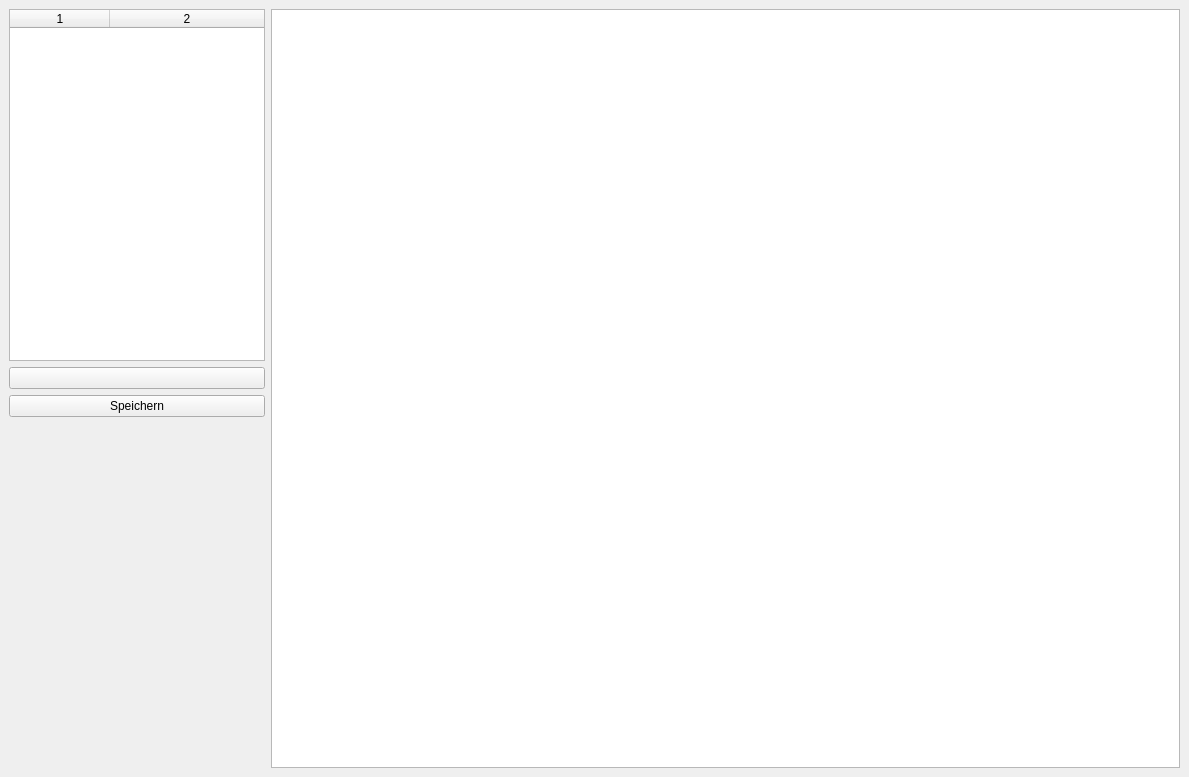
First picture: the form in drk_client/bewohnerprotokoll.ui, repository Robotregent/EBP, before the edit.
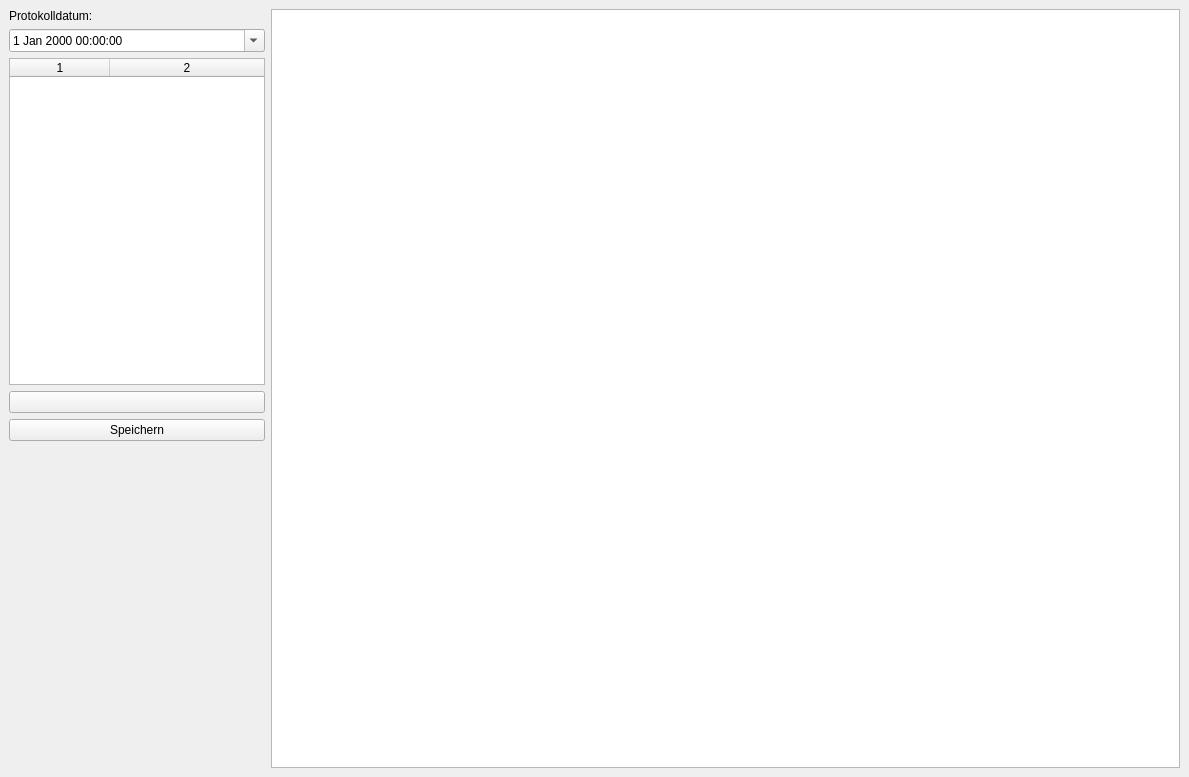
Second picture: the form after the edit.

```diff
--- a/drk_client/bewohnerprotokoll.ui
+++ b/drk_client/bewohnerprotokoll.ui
@@ -30,10 +30,24 @@
    </property>
    <layout class="QGridLayout" name="gridLayout" columnstretch="0,1">
     <item row="0" column="0" rowspan="2">
-     <layout class="QVBoxLayout" name="verticalLayout" stretch="0,0,0,0">
+     <layout class="QVBoxLayout" name="verticalLayout" stretch="0,0,0,0,0,0">
       <property name="sizeConstraint">
        <enum>QLayout::SetMinimumSize</enum>
       </property>
+      <item>
+       <widget class="QLabel" name="label">
+        <property name="text">
+         <string>Protokolldatum:</string>
+        </property>
+       </widget>
+      </item>
+      <item>
+       <widget class="QDateTimeEdit" name="dateTimeEdit">
+        <property name="calendarPopup">
+         <bool>true</bool>
+        </property>
+       </widget>
+      </item>
       <item>
        <widget class="QTableWidget" name="tableWidget">
         <property name="dragEnabled">
```
